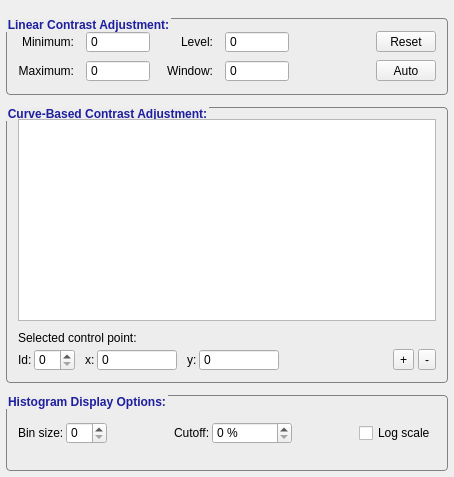
Old version of the form GUI/Qt/Components/ContrastInspector.ui in the repository pyushkevich/itksnap.
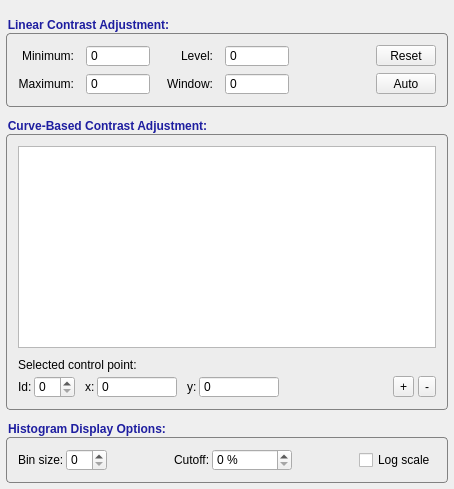
New version of the form. Icons and pictures are not drawn. Custom widgets are drawn as their Qt base class.

Commit message: Found some more font-proportional units in the style sheets

```diff
--- a/GUI/Qt/Components/ContrastInspector.ui
+++ b/GUI/Qt/Components/ContrastInspector.ui
@@ -17,25 +17,10 @@
    <string notr="true">QMainWindow {
   background-color: rgb(248,248,248);
 }
-/*
+
 QGroupBox {
-  border-image: url(:/root/fltkpanel.png) repeat;
-  border-top-width: 8px;
-  border-bottom-width: 8px;
-  border-left-width: 2px;
-  border-right-width: 2px;
   background-origin: content;
-  padding-top: -3px;
-  padding-bottom: -3px;
-  padding-left: 3px;
-  padding-right: 3px;
-  margin-top: 2.5ex;
-  font-weight: bold;
-}
-*/
-QGroupBox {
-  background-origin: content;
-  margin-top: 2.5ex;
+  margin-top: 15px;
   font-weight: bold;
   font-size: 12px;
   font-family: helvetica;
```
The commit also changes 10 other files.
